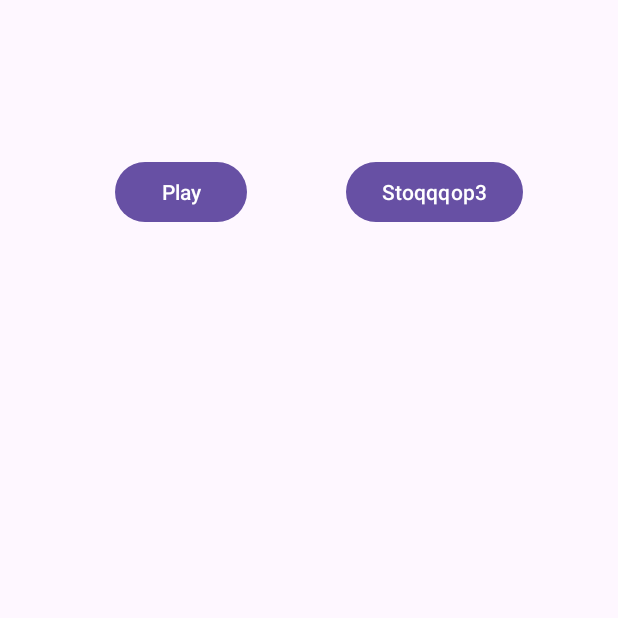
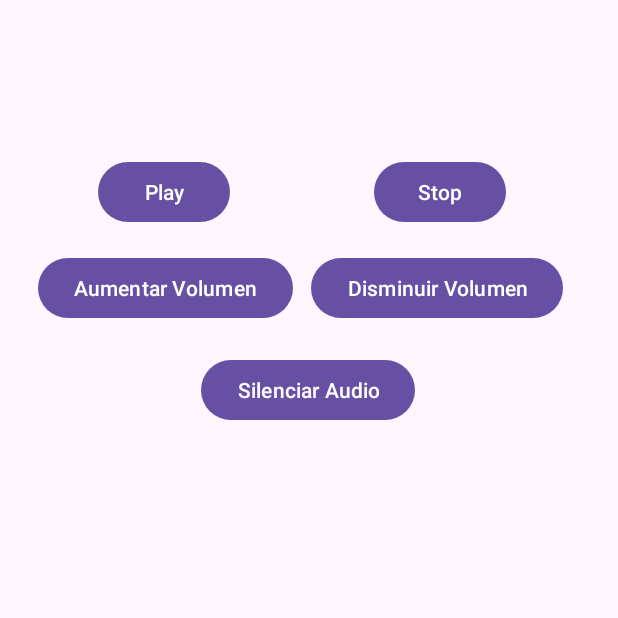
Before and after one commit to Datakokk/modulo-DAM, an Android app: the Activity1 screen opened directly, with no data from a screen before it, on a phone screen of 412 x 824 dp, the top half of it. Run offline under Robolectric (Android 15) with nearby library versions, the light colour scheme and no system bars.

Commit message:
PMDM: Ejemplo de audio manager agregado a la Actividad1

```diff
--- a/PMDM/LibreriasMultimediaIntegradas/app/src/main/java/com/example/libreriasmultimediaintegradas/Activity1.java
+++ b/PMDM/LibreriasMultimediaIntegradas/app/src/main/java/com/example/libreriasmultimediaintegradas/Activity1.java
@@ -1,5 +1,6 @@
 package com.example.libreriasmultimediaintegradas;
 
+import android.media.AudioManager;
 import android.media.MediaPlayer;
 import android.net.Uri;
 import android.os.Bundle;
@@ -15,6 +16,7 @@ import java.net.URI;
 
 public class Activity1 extends AppCompatActivity {
     private MediaPlayer mediaPlayer;
+    private AudioManager audioManager;
     String audioUrl = "https://www.soundhelix.com/examples/mp3/SoundHelix-Song-1.mp3";
 
     @Override
@@ -22,8 +24,12 @@ public class Activity1 extends AppCompatActivity {
         super.onCreate(savedInstanceState);
         setContentView(R.layout.activity_1);
 
+        audioManager = (AudioManager) getSystemService(AUDIO_SERVICE);
         Button playbut = findViewById(R.id.btn_play_audio);
         Button stopbut = findViewById(R.id.btn_stop_audio);
+        Button btnSilence = findViewById(R.id.btn_mute_audio);
+        Button btnIncrease = findViewById(R.id.btn_increase_volume);
+        Button btnDecrease = findViewById(R.id.btn_decrease_volume);
         Uri parseUri = Uri.parse(audioUrl);
         mediaPlayer = MediaPlayer.create(this, parseUri);
 
@@ -36,6 +42,16 @@ public class Activity1 extends AppCompatActivity {
 
         stopbut.setOnClickListener(v -> {
             mediaPlayer.stop();
+        });
+
+        btnIncrease.setOnClickListener(v -> {
+            audioManager.adjustVolume(AudioManager.ADJUST_RAISE, AudioManager.FLAG_SHOW_UI);
+        });
+        btnDecrease.setOnClickListener(v -> {
+            audioManager.adjustVolume(AudioManager.ADJUST_LOWER, AudioManager.FLAG_SHOW_UI);
+        });
+        btnSilence.setOnClickListener(v-> {
+            audioManager.adjustVolume(AudioManager.ADJUST_MUTE, AudioManager.FLAG_SHOW_UI);
         });
     }
 
--- a/PMDM/LibreriasMultimediaIntegradas/app/src/main/res/layout/activity_1.xml
+++ b/PMDM/LibreriasMultimediaIntegradas/app/src/main/res/layout/activity_1.xml
@@ -8,64 +8,63 @@
 
     <!-- Botón Play -->
 
+    <!-- Botón Stop -->
 
+    <!-- Botón Aumentar Volumen -->
 
     <Button
         android:id="@+id/btn_play_audio"
         android:layout_width="wrap_content"
         android:layout_height="wrap_content"
+        android:layout_marginStart="65dp"
         android:layout_marginTop="104dp"
-        android:layout_marginEnd="3dp"
         android:text="Play"
         app:layout_constraintEnd_toStartOf="@id/btn_stop_audio"
         app:layout_constraintStart_toStartOf="parent"
         app:layout_constraintTop_toTopOf="parent" />
 
-    <!-- Botón Stop -->
     <Button
         android:id="@+id/btn_stop_audio"
         android:layout_width="wrap_content"
         android:layout_height="wrap_content"
-        android:layout_marginStart="3dp"
-        android:layout_marginTop="104dp"
+        android:layout_marginStart="96dp"
         android:text="Stop"
-        app:layout_constraintEnd_toEndOf="parent"
         app:layout_constraintStart_toEndOf="@id/btn_play_audio"
-        app:layout_constraintTop_toTopOf="parent" />
+        app:layout_constraintTop_toTopOf="@id/btn_play_audio" />
 
-    <!-- Botón Stop 1-->
+    <!-- Botón Disminuir Volumen -->
+
+    <!-- Botón Silenciar -->
     <Button
-        android:id="@+id/btn_stop_audio1"
+        android:id="@+id/btn_increase_volume"
         android:layout_width="wrap_content"
         android:layout_height="wrap_content"
-        android:layout_marginStart="3dp"
-        android:layout_marginTop="104dp"
-        android:text="Stoop"
-        app:layout_constraintEnd_toEndOf="parent"
-        app:layout_constraintStart_toEndOf="@id/btn_play_audio"
-        app:layout_constraintTop_toTopOf="parent" />
+        android:layout_marginStart="25dp"
+        android:layout_marginTop="16dp"
+        android:text="Aumentar Volumen"
+        app:layout_constraintEnd_toStartOf="@id/btn_decrease_volume"
+        app:layout_constraintStart_toStartOf="parent"
+        app:layout_constraintTop_toBottomOf="@id/btn_play_audio" />
 
-    <!-- Botón Sto2p -->
     <Button
-        android:id="@+id/btn_stop_audio12"
+        android:id="@+id/btn_decrease_volume"
         android:layout_width="wrap_content"
         android:layout_height="wrap_content"
-        android:layout_marginStart="3dp"
-        android:layout_marginTop="104dp"
-        android:text="Stoqqqop"
-        app:layout_constraintEnd_toEndOf="parent"
-        app:layout_constraintStart_toEndOf="@id/btn_play_audio"
-        app:layout_constraintTop_toTopOf="parent" />
+        android:layout_marginStart="12dp"
+        android:layout_marginTop="16dp"
+        android:text="Disminuir Volumen"
+        app:layout_constraintStart_toEndOf="@id/btn_increase_volume"
+        app:layout_constraintTop_toBottomOf="@id/btn_stop_audio" />
 
-    <!-- Botón Sto3p -->
     <Button
-        android:id="@+id/btn_stop_audio123"
+        android:id="@+id/btn_mute_audio"
         android:layout_width="wrap_content"
         android:layout_height="wrap_content"
-        android:layout_marginStart="3dp"
-        android:layout_marginTop="104dp"
-        android:text="Stoqqqop3"
+        android:layout_marginTop="20dp"
+        android:text="Silenciar Audio"
         app:layout_constraintEnd_toEndOf="parent"
-        app:layout_constraintStart_toEndOf="@id/btn_play_audio"
-        app:layout_constraintTop_toTopOf="parent" />
+        app:layout_constraintHorizontal_bias="0.498"
+        app:layout_constraintStart_toStartOf="parent"
+        app:layout_constraintTop_toBottomOf="@id/btn_increase_volume" />
+
 </androidx.constraintlayout.widget.ConstraintLayout>
```
